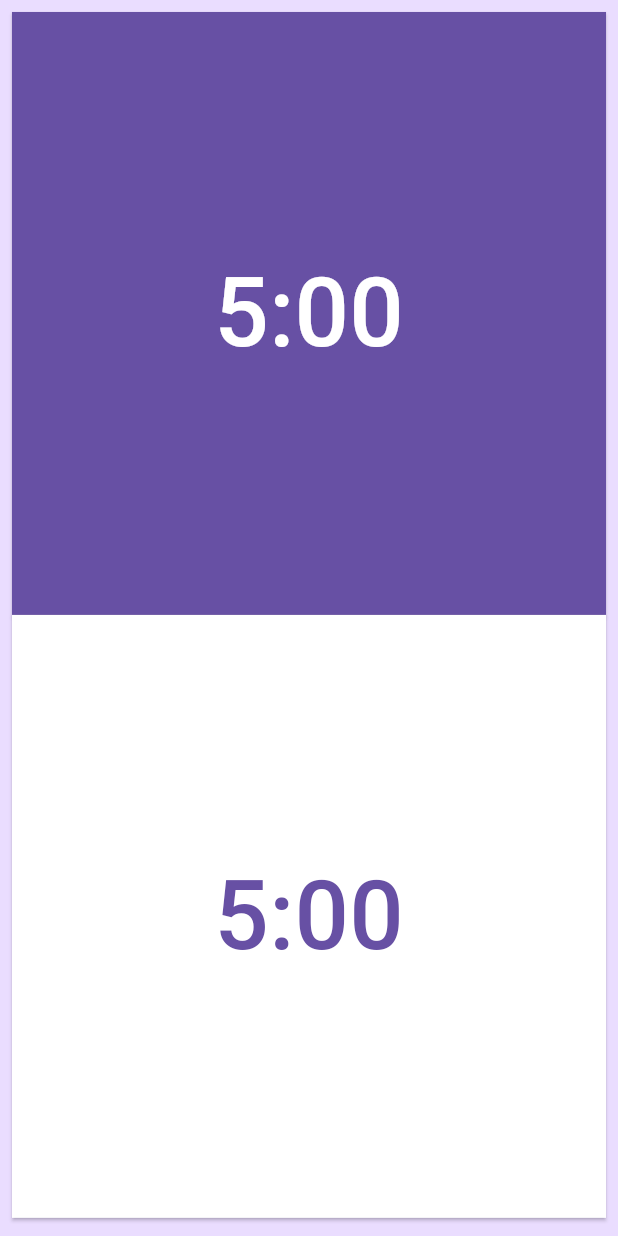
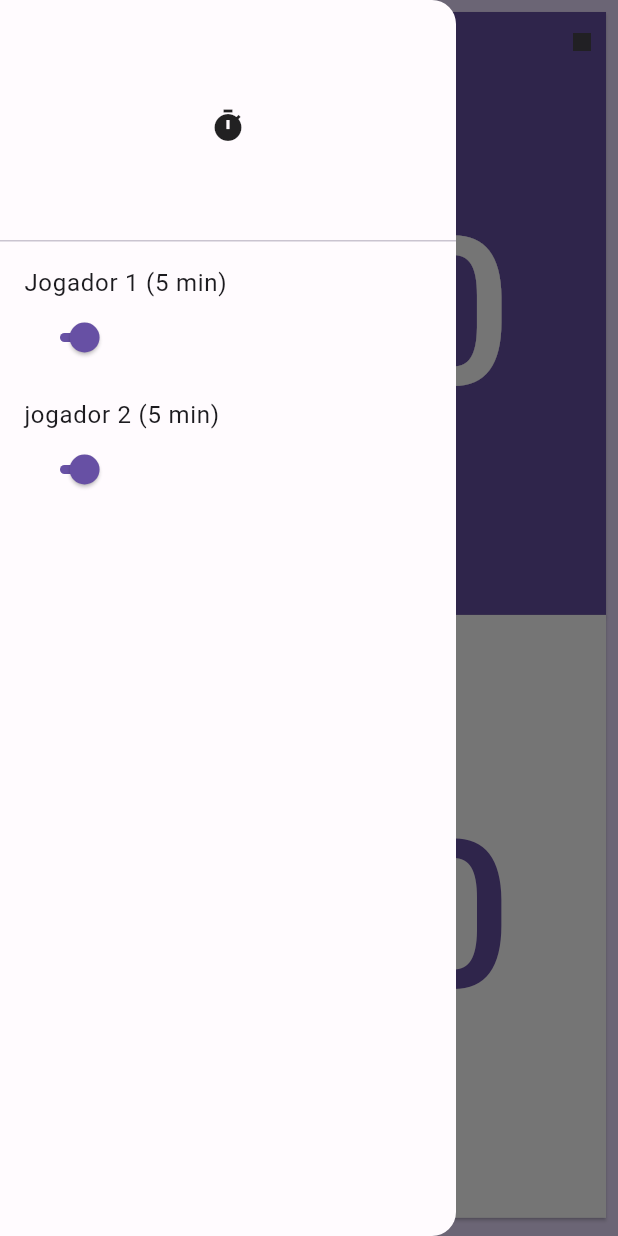
Before and after one commit to igorgouveia1/chess_clock, a Flutter app: the screen it shows after launch, with the side drawer open (before the commit the screen has no drawer), on a phone screen of 412 x 824 dp. Run offline on Flutter 3.47's test engine with Material 2 defaults, Android fonts, the phone set to English and light mode, and no system bars.

```diff
--- a/lib/chess_app.dart
+++ b/lib/chess_app.dart
@@ -11,6 +11,8 @@ class ChessApp extends StatefulWidget {
 }
 
 class _ChessAppState extends State<ChessApp> {
+  int timerDuration1 = 5; // 5 minutos
+  int timerDuration2 = 5; // 5 minutos
   int _timeLeft1 = 300; // 5 minutos em segundos
   int _timeLeft2 = 300; // 5 minutos em segundos
   Timer? _timer1;
@@ -60,9 +62,71 @@ class _ChessAppState extends State<ChessApp> {
     }
   }
 
+  void _restartTimers() {
+    _pauseTimer1();
+    _pauseTimer2();
+    setState(() {
+      _timeLeft1 = 300;
+      _timeLeft2 = 300;
+    });
+  }
+
   @override
   Widget build(BuildContext context) {
+    final screenSize = MediaQuery.of(context).size;
+    final buttonFontSize = screenSize.width / 3;
+
     return Scaffold(
+      extendBodyBehindAppBar: true,
+      appBar: AppBar(
+        actions: [
+          IconButton(
+            onPressed: () {
+              _restartTimers();
+            },
+            icon: const Icon(Icons.stop),
+          )
+        ],
+      ),
+      drawer: Drawer(
+        child: ListView(
+          children: [
+            const DrawerHeader(
+              child: Icon(Icons.timer),
+            ),
+            ListTile(
+              title: Text('Jogador 1 ($timerDuration1 min)'),
+              subtitle: Slider(
+                value: timerDuration1.toDouble(),
+                min: 1,
+                max: 60,
+                divisions: 59,
+                onChanged: (double value) {
+                  setState(() {
+                    timerDuration1 = value.toInt();
+                    _timeLeft1 = timerDuration1 * 60;
+                  });
+                },
+              ),
+            ),
+            ListTile(
+              title: Text('jogador 2 ($timerDuration2 min)'),
+              subtitle: Slider(
+                value: timerDuration2.toDouble(),
+                min: 1,
+                max: 60,
+                divisions: 59,
+                onChanged: (double value) {
+                  setState(() {
+                    timerDuration2 = value.toInt();
+                    _timeLeft2 = timerDuration2 * 60;
+                  });
+                },
+              ),
+            ),
+          ],
+        ),
+      ),
       body: Padding(
         padding: const EdgeInsets.all(8.0),
         child: Center(
@@ -97,7 +161,7 @@ class _ChessAppState extends State<ChessApp> {
                     _timeLeft1 > 0
                         ? '${_timeLeft1 ~/ 60}:${(_timeLeft1 % 60).toString().padLeft(2, '0')}'
                         : '00:00',
-                    style: const TextStyle(fontSize: 64),
+                    style: TextStyle(fontSize: buttonFontSize),
                   ),
                 ),
               ),
@@ -129,7 +193,7 @@ class _ChessAppState extends State<ChessApp> {
                     _timeLeft2 > 0
                         ? '${_timeLeft2 ~/ 60}:${(_timeLeft2 % 60).toString().padLeft(2, '0')}'
                         : '00:00',
-                    style: const TextStyle(fontSize: 64),
+                    style: TextStyle(fontSize: buttonFontSize),
                   ),
                 ),
               ),
--- a/lib/main.dart
+++ b/lib/main.dart
@@ -21,9 +21,8 @@ class MyApp extends StatelessWidget {
         useMaterial3: true,
         colorScheme: lightColorScheme,
         scaffoldBackgroundColor: lightColorScheme.primaryContainer,
-        appBarTheme: AppBarTheme(
-            centerTitle: true,
-            backgroundColor: lightColorScheme.primaryContainer),
+        appBarTheme: const AppBarTheme(
+            centerTitle: true, backgroundColor: Colors.transparent),
         floatingActionButtonTheme: FloatingActionButtonThemeData(
             backgroundColor: lightColorScheme.primary),
       ),
```
Also changed, not shown: 1 other file.
